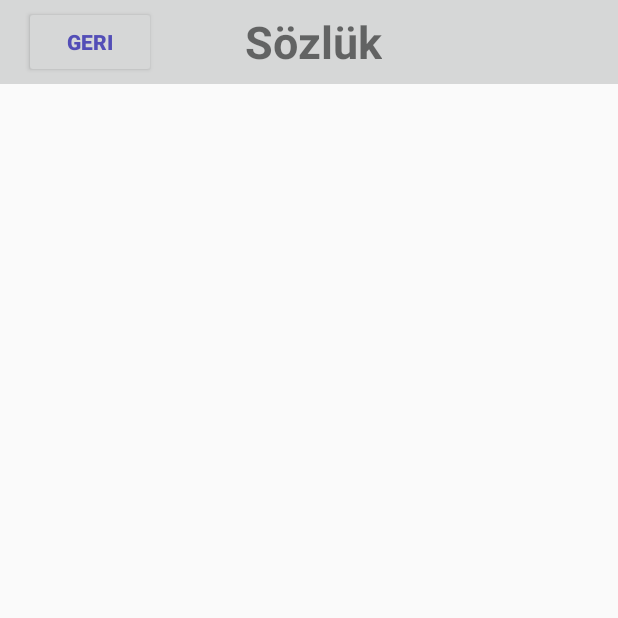
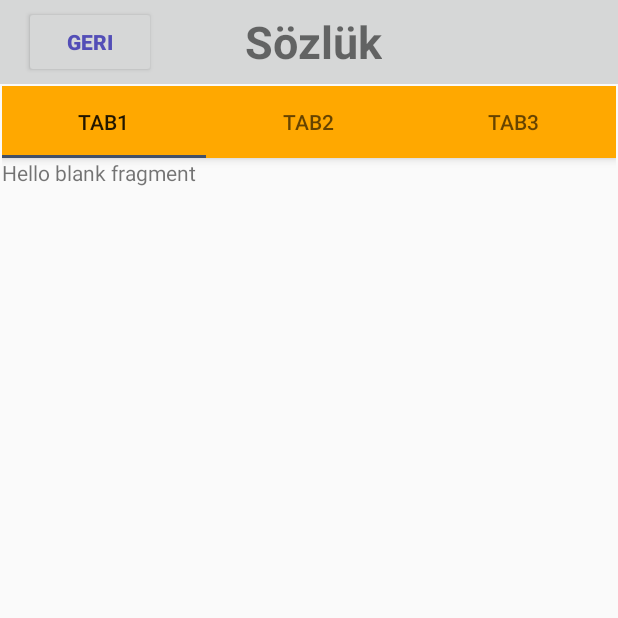
Before and after one commit to BatuhanGunes/signLanguageConverter-Android, an Android app: the DictionaryActivity screen opened directly, with no data from a screen before it, on a phone screen of 412 x 824 dp, the top half of it. Run offline under Robolectric (Android 15) with nearby library versions, the phone set to English and light mode, and no system bars.

Commit message:
Add viewPager codes
add view pager adapter and tab bar

```diff
--- a/android/app/src/main/AndroidManifest.xml
+++ b/android/app/src/main/AndroidManifest.xml
@@ -17,7 +17,6 @@
         android:supportsRtl="true"
         android:theme="@style/AppTheme.ImageClassification">
 
-        // app's starting activity
         <activity android:name=".myappview.SplashActivity">
             <intent-filter>
                 <action android:name="android.intent.action.MAIN" />
@@ -30,12 +29,10 @@
         <activity android:name=".myappview.DictionaryActivity"/>
         <activity android:name=".myappview.AboutUsActivity" />
 
-        // TenserFlowLite image classifier activity
         <activity
             android:name=".ClassifierActivity"
             android:label="@string/tfe_ic_app_name"
-            android:screenOrientation="fullSensor">
-        </activity>
+            android:screenOrientation="fullSensor"/>
     </application>
 
 </manifest>
--- a/android/app/src/main/java/org/tensorflow/lite/examples/classification/myappview/DictionaryActivity.java
+++ b/android/app/src/main/java/org/tensorflow/lite/examples/classification/myappview/DictionaryActivity.java
@@ -1,17 +1,37 @@
 package org.tensorflow.lite.examples.classification.myappview;
 
+import androidx.annotation.NonNull;
+import androidx.annotation.Nullable;
 import androidx.appcompat.app.AppCompatActivity;
+import androidx.fragment.app.Fragment;
+import androidx.fragment.app.FragmentManager;
+import androidx.fragment.app.FragmentPagerAdapter;
+import androidx.viewpager.widget.ViewPager;
 
 import android.content.Intent;
 import android.os.Bundle;
 import android.view.View;
 import android.widget.Button;
 
+import com.google.android.material.tabs.TabLayout;
+
 import org.tensorflow.lite.examples.classification.R;
+import org.tensorflow.lite.examples.classification.myappview.viewpager.Tab1;
+import org.tensorflow.lite.examples.classification.myappview.viewpager.Tab2;
+import org.tensorflow.lite.examples.classification.myappview.viewpager.Tab3;
+
+import java.util.ArrayList;
+import java.util.List;
 
 public class DictionaryActivity extends AppCompatActivity {
 
-    Button button_back;
+    private Button button_back;
+    private ViewPager viewPager;
+    private TabLayout tabLayout;
+
+    private Tab1 tab1;
+    private Tab2 tab2;
+    private Tab3 tab3;
 
     @Override
     protected void onCreate(Bundle savedInstanceState) {
@@ -19,6 +39,20 @@ public class DictionaryActivity extends AppCompatActivity {
         setContentView(R.layout.activity_dictionary);
 
         button_back = (Button)findViewById(R.id.button_back);
+        viewPager = findViewById(R.id.view_pager);
+        tabLayout = findViewById(R.id.tablayout);
+
+        tab1 = new Tab1();
+        tab2 = new Tab2();
+        tab3 = new Tab3();
+
+        tabLayout.setupWithViewPager(viewPager);
+
+        ViewPagerAdapter viewPagerAdapter = new ViewPagerAdapter(getSupportFragmentManager(), 0);
+        viewPagerAdapter.addFragment(tab1, "Tab1");
+        viewPagerAdapter.addFragment(tab2, "Tab2");
+        viewPagerAdapter.addFragment(tab3, "Tab3");
+        viewPager.setAdapter(viewPagerAdapter);
 
         button_back.setOnClickListener(new View.OnClickListener() {
             @Override
@@ -28,4 +62,37 @@ public class DictionaryActivity extends AppCompatActivity {
             }
         });
     }
+
+    private class ViewPagerAdapter extends FragmentPagerAdapter {
+
+        private List<Fragment> fragments = new ArrayList<>();
+        private List<String> fragmentTitle = new ArrayList<>();
+
+        public ViewPagerAdapter(@NonNull FragmentManager fm, int behavior) {
+            super(fm, behavior);
+        }
+
+        public void addFragment(Fragment fragment, String title){
+
+            fragments.add(fragment);
+            fragmentTitle.add(title);
+        }
+
+        @NonNull
+        @Override
+        public Fragment getItem(int position) {
+            return fragments.get(position);
+        }
+
+        @Override
+        public int getCount() {
+            return fragments.size();
+        }
+
+        @Nullable
+        @Override
+        public CharSequence getPageTitle(int position) {
+            return fragmentTitle.get(position);
+        }
+    }
 }
--- a/android/app/src/main/res/layout/activity_dictionary.xml
+++ b/android/app/src/main/res/layout/activity_dictionary.xml
@@ -45,6 +45,24 @@
         app:layout_constraintBottom_toBottomOf="parent"
         app:layout_constraintEnd_toEndOf="parent"
         app:layout_constraintStart_toStartOf="parent"
-        app:layout_constraintTop_toBottomOf="@+id/toolbar"/>
+        app:layout_constraintTop_toBottomOf="@+id/toolbar">
+
+        <com.google.android.material.appbar.AppBarLayout
+            android:layout_width="match_parent"
+            android:layout_height="wrap_content">
+
+            <com.google.android.material.tabs.TabLayout
+                android:id="@+id/tablayout"
+                android:layout_width="match_parent"
+                android:layout_height="wrap_content">
+            </com.google.android.material.tabs.TabLayout>
+
+        </com.google.android.material.appbar.AppBarLayout>
+
+        <androidx.viewpager.widget.ViewPager
+            android:id="@+id/view_pager"
+            android:layout_width="match_parent"
+            android:layout_height="match_parent" />
+    </LinearLayout>
 
 </androidx.constraintlayout.widget.ConstraintLayout>
```
Also changed, not shown: android/app/build.gradle (+4 -3 lines), android/app/src/main/java/org/tensorflow/lite/examples/classification/myappview/viewpager/PagerAdapter.java (deleted, +0 -37 lines).
